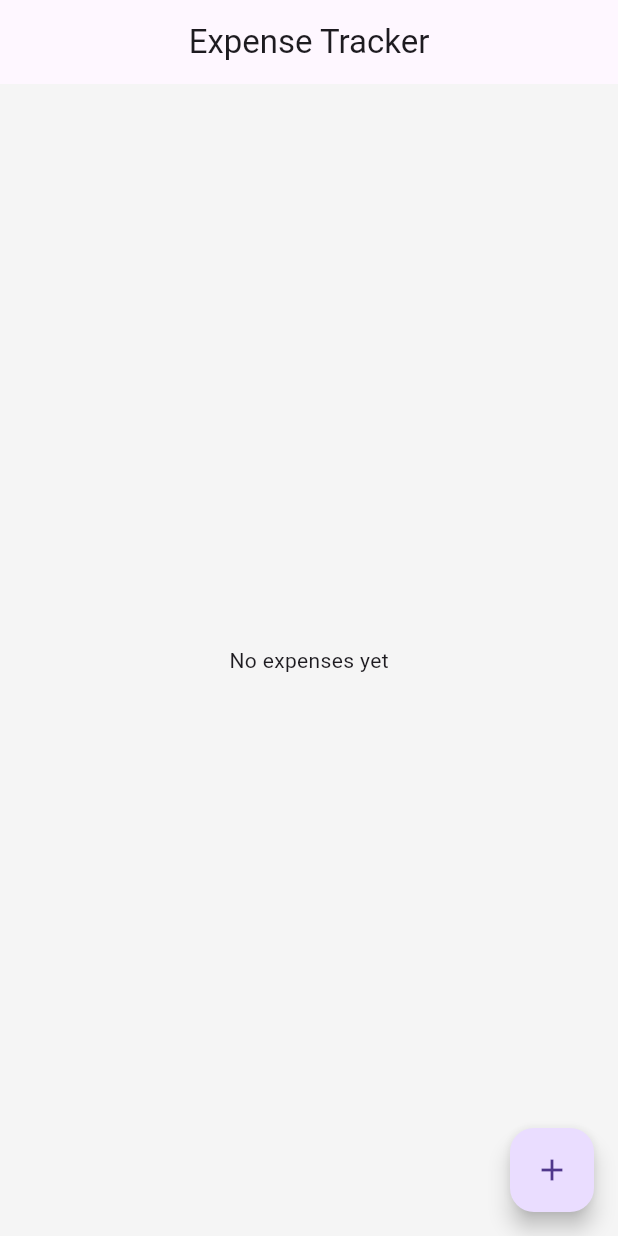
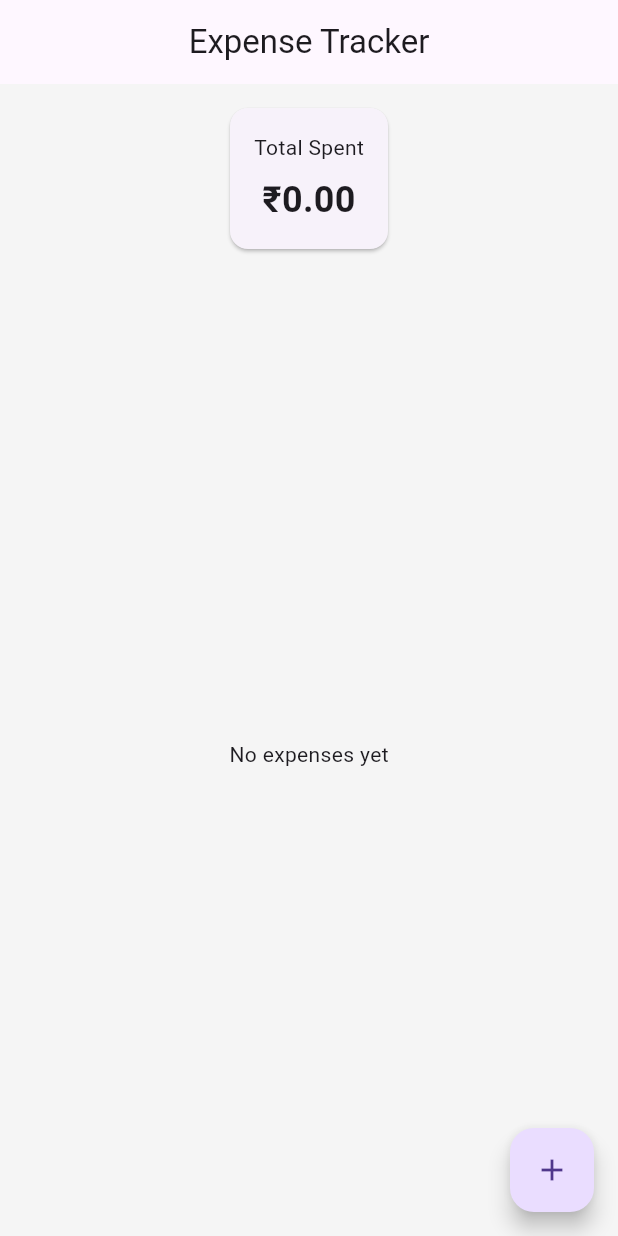
Before and after one commit to urvirambhia1995/trackmoney, a Flutter app: the screen it shows after launch, on a phone screen of 412 x 824 dp. Run offline on Flutter 3.47's test engine with Material 3 defaults, Android fonts, the phone set to English and light mode, and no system bars.

Commit message:
Expenses added and edited

```diff
--- a/lib/screens/home_screen.dart
+++ b/lib/screens/home_screen.dart
@@ -2,6 +2,7 @@ import 'package:flutter/material.dart';
 import 'package:provider/provider.dart';
 
 import '../providers/expense_providers.dart';
+import '../widget/total_amount_card.dart';
 import 'Add_Expense.dart';
 
 
@@ -16,19 +17,46 @@ class HomeScreen extends StatelessWidget {
       appBar: AppBar(
         title: const Text('Expense Tracker'),
       ),
-      body: expenseProvider.expenses.isEmpty
+      body: Column(
+        children: [
+          TotalAmountCard(),
+          Expanded(
+            child: expenseProvider.expenses.isEmpty
                 ? const Center(child: Text('No expenses yet'))
                 : ListView.builder(
               itemCount: expenseProvider.expenses.length,
               itemBuilder: (context, index) {
                 final expense = expenseProvider.expenses[index];
-          return ListTile(
+                return Column(
+                  children: [
+                    ListTile(
                       title: Text(expense.title),
                       subtitle: Text(expense.category),
-            trailing: Text('₹${expense.amount}'),
+                      trailing: IconButton(
+                        icon: const Icon(Icons.delete, color: Colors.red),
+                        onPressed: () {
+                          expenseProvider.deleteExpense(expense.id);
+                        },
+                      ),
+                      onTap: () {
+                        Navigator.push(
+                          context,
+                          MaterialPageRoute(
+                            builder: (_) => AddExpenseScreen(expense: expense),
+                          ),
                         );
                       },
                     ),
+                    Divider(height: 10,color: Colors.black,)
+                  ],
+                );
+
+              },
+            ),
+          ),
+        ],
+      ),
+
       floatingActionButton: FloatingActionButton(
         onPressed: () {
           Navigator.push(
--- /dev/null
+++ b/lib/widget/total_amount_card.dart
@@ -0,0 +1,40 @@
+import 'package:flutter/material.dart';
+import 'package:provider/provider.dart';
+
+import '../providers/expense_providers.dart';
+
+class TotalAmountCard extends StatelessWidget {
+  const TotalAmountCard({super.key});
+
+  @override
+  Widget build(BuildContext context) {
+    final total =
+        context.watch<ExpenseProvider>().totalExpense;
+
+    return Card(
+      margin: const EdgeInsets.all(16),
+      shape: RoundedRectangleBorder(
+        borderRadius: BorderRadius.circular(12),
+      ),
+      child: Padding(
+        padding: const EdgeInsets.all(16),
+        child: Column(
+          children: [
+            const Text(
+              'Total Spent',
+              style: TextStyle(fontSize: 14),
+            ),
+            const SizedBox(height: 8),
+            Text(
+              '₹${total.toStringAsFixed(2)}',
+              style: const TextStyle(
+                fontSize: 24,
+                fontWeight: FontWeight.bold,
+              ),
+            ),
+          ],
+        ),
+      ),
+    );
+  }
+}
```
Also changed, not shown: lib/providers/expense_providers.dart (+7 -0 lines), lib/screens/Add_Expense.dart (+29 -9 lines). Lines whose indentation alone changed are shown as unchanged.
